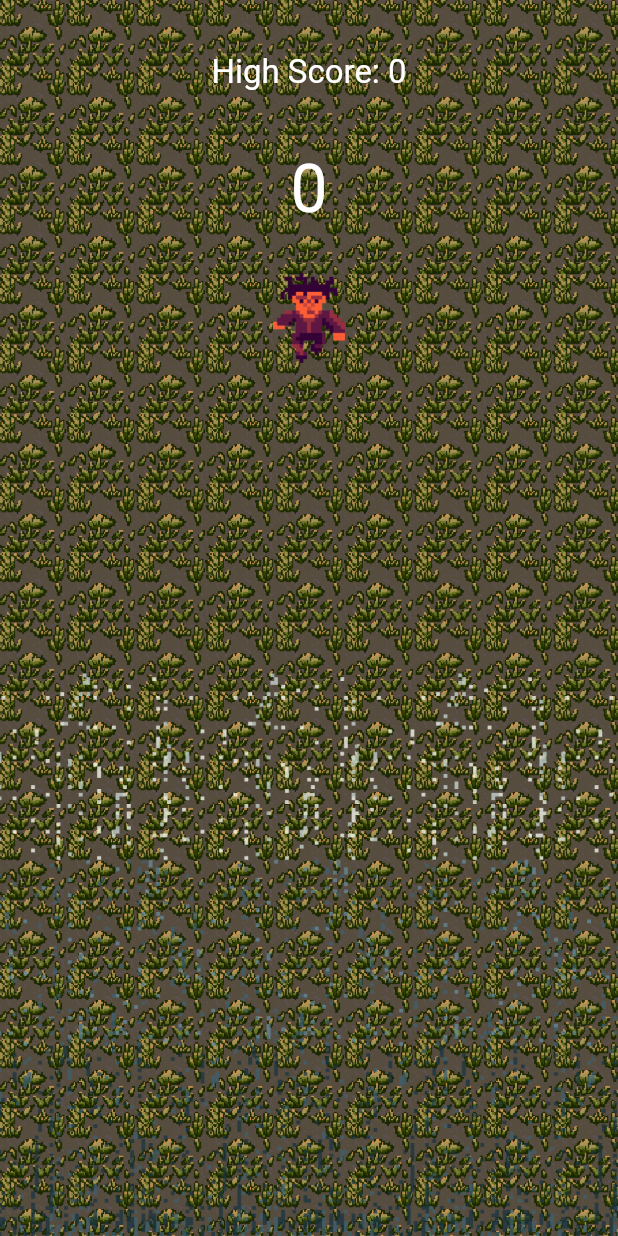
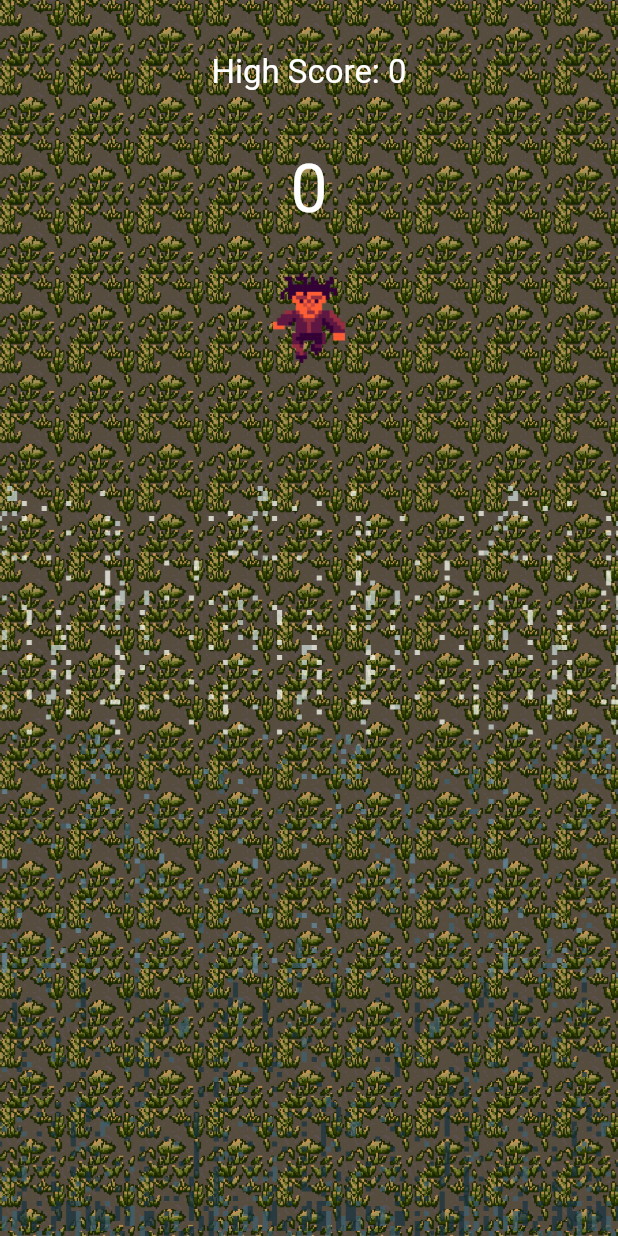
Before and after one commit to dylan-cm/just_keep_swiping, a Flutter app: the screen it shows after launch, on a phone screen of 412 x 824 dp. Run offline on Flutter 3.47's test engine with Material 2 defaults, Android fonts, the phone set to English and light mode, and no system bars.

Commit message:
changed wind height

```diff
--- a/lib/src/atoms/wind.dart
+++ b/lib/src/atoms/wind.dart
@@ -50,7 +50,7 @@ class _WindState extends State<Wind>
           builder: (context, child){
             return Image.asset(
               windAssets[windAnimation.value.round()],
-              scale: 4.0,
+              scale: 3.0,
               repeat: ImageRepeat.repeatX,
               width: widget.size.width,
               alignment: Alignment.bottomCenter,
```
